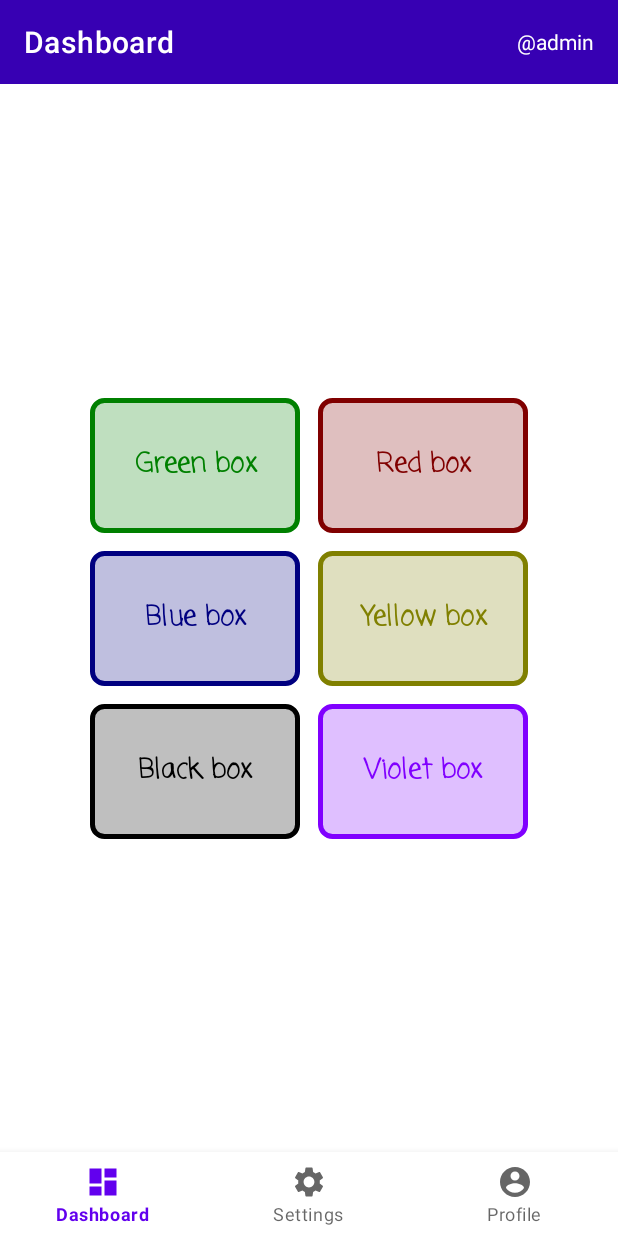
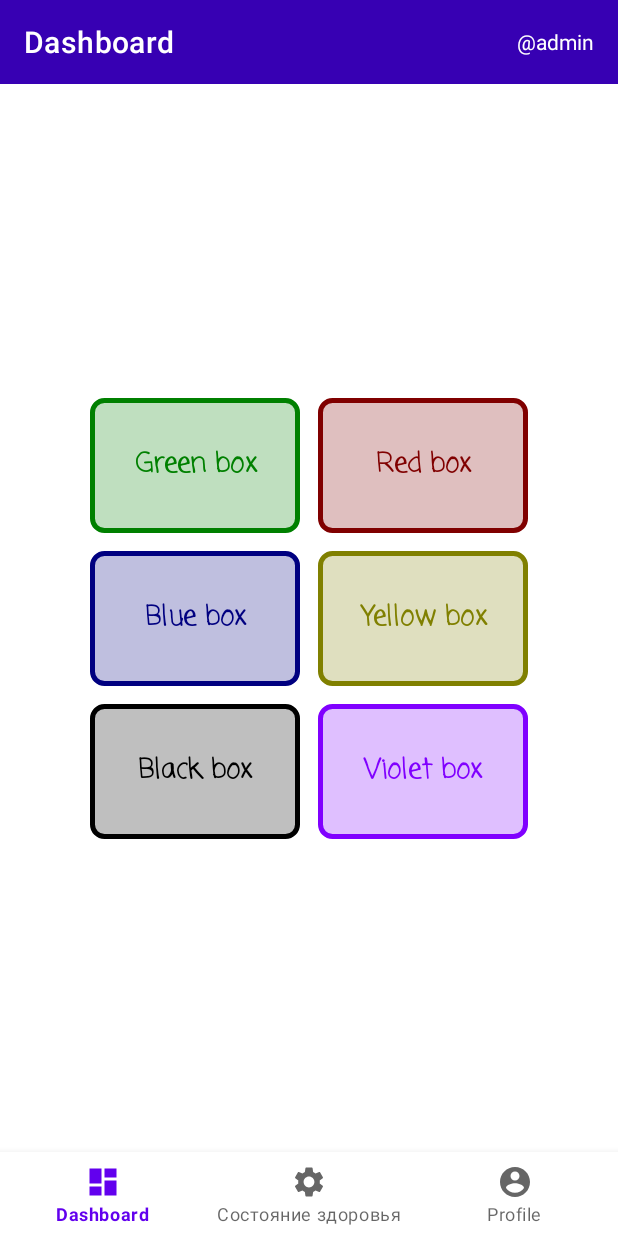
Before and after one commit to Aragorn52/CWAD, an Android app: the screen it shows after launch (MainActivity), on a phone screen of 412 x 824 dp. Run offline under Robolectric (Android 15) with nearby library versions, the phone set to English and light mode, and no system bars; our stand-ins replace navigation-ui.

Commit message:
tp version calendar

```diff
--- a/app/src/main/AndroidManifest.xml
+++ b/app/src/main/AndroidManifest.xml
@@ -1,6 +1,8 @@
 <?xml version="1.0" encoding="utf-8"?>
 <manifest xmlns:android="http://schemas.android.com/apk/res/android"
     package="sa.cwad">
+
+    <uses-permission android:name="android.permission.READ_CALENDAR" />
 
     <application
         android:allowBackup="true"
--- a/app/src/main/res/menu/tabs_menu.xml
+++ b/app/src/main/res/menu/tabs_menu.xml
@@ -4,8 +4,8 @@
     <item android:id="@id/dashboard"
         android:title="@string/dashboard"
         android:icon="@drawable/ic_dashboard"/>
-    <item android:id="@id/settings"
-        android:title="@string/settings"
+    <item android:id="@id/health_plan"
+        android:title="Состояние здоровья"
         android:icon="@drawable/ic_settings" />
     <item android:id="@id/profile"
         android:title="@string/profile"
--- /dev/null
+++ b/app/src/main/res/navigation/health_plan.xml
@@ -0,0 +1,13 @@
+<?xml version="1.0" encoding="utf-8"?>
+<navigation xmlns:android="http://schemas.android.com/apk/res/android"
+    xmlns:app="http://schemas.android.com/apk/res-auto"
+    xmlns:tools="http://schemas.android.com/tools"
+    android:id="@+id/health_plan"
+    app:startDestination="@id/calendarFragment">
+
+    <fragment
+        android:id="@+id/calendarFragment"
+        android:name="sa.cwad.screens.main.tabs.healthPlan.CalendarFragment"
+        android:label="calendar"
+        tools:layout="@layout/calendar" />
+</navigation>
--- a/app/src/main/res/navigation/tabs_graph.xml
+++ b/app/src/main/res/navigation/tabs_graph.xml
@@ -5,7 +5,7 @@
     app:startDestination="@id/dashboard">
 
     <include app:graph="@navigation/dashboard" />
-    <include app:graph="@navigation/settings" />
     <include app:graph="@navigation/profile" />
+    <include app:graph="@navigation/health_plan" />
 
 </navigation>
```
Also changed, not shown: app/src/main/java/sa/cwad/screens/main/tabs/healthPlan/CalendarFragment.kt (added, +115 -0 lines), app/src/main/res/layout/calendar.xml (added, +23 -0 lines), app/src/main/res/layout/enter_note.xml (added, +14 -0 lines).
